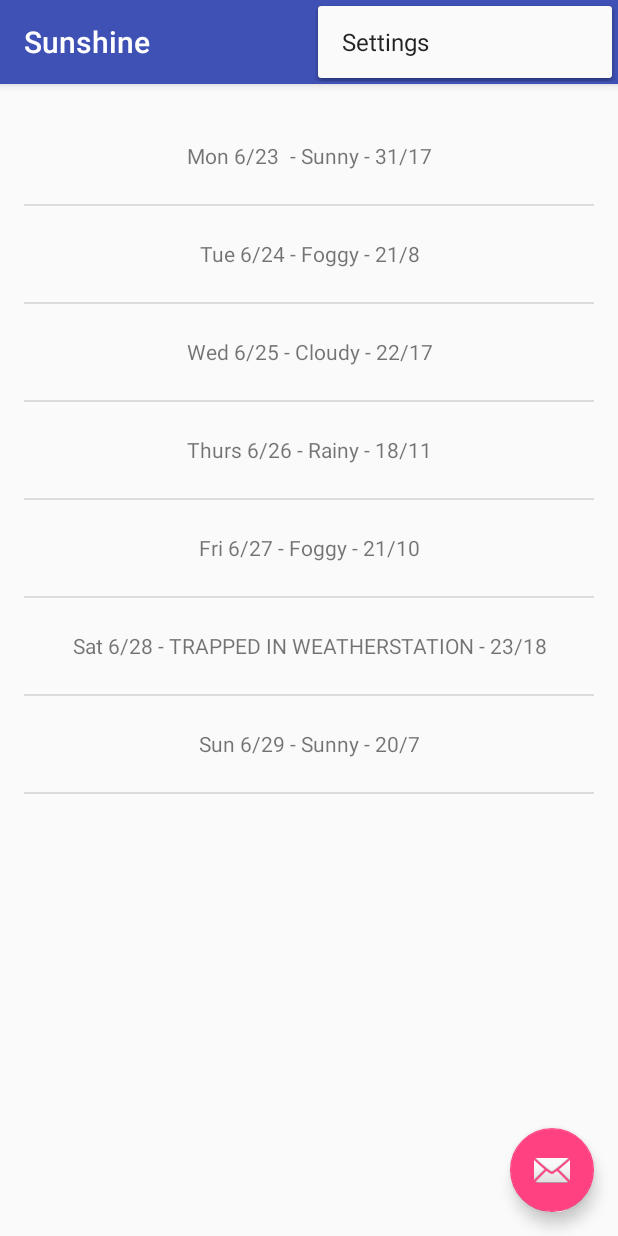
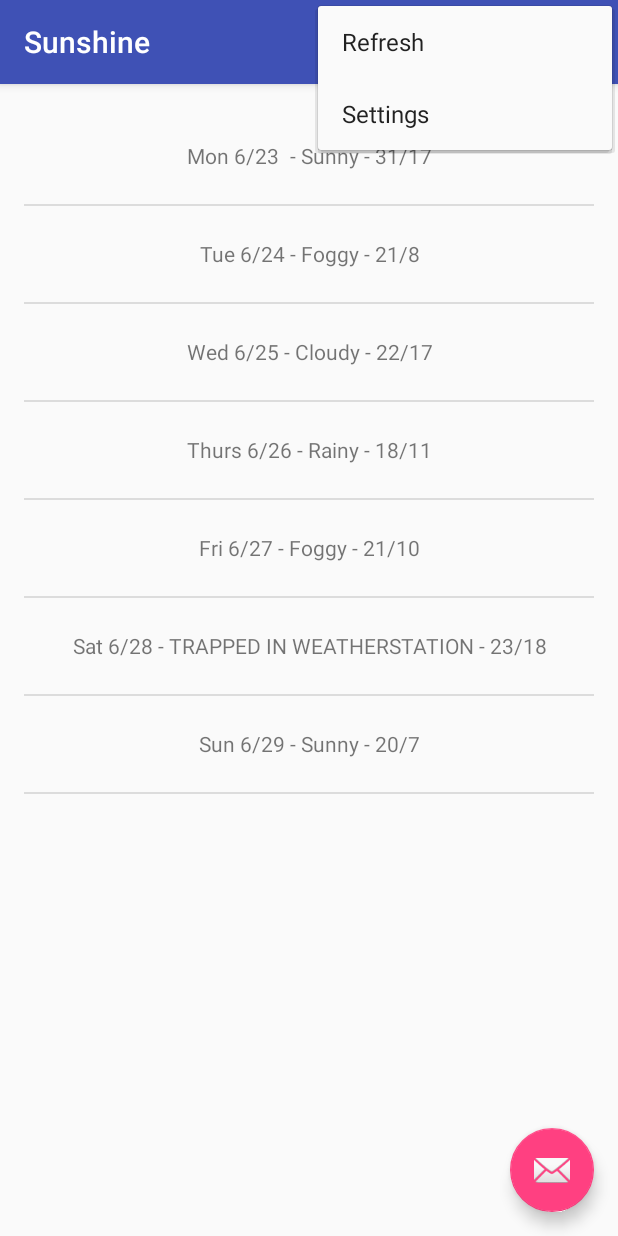
Before and after one commit to jeanbr07/udacity_projectSunshine, an Android app: the screen it shows after launch (MainActivity), with the options menu open, on a phone screen of 412 x 824 dp. Run offline under Robolectric (Android 15) with nearby library versions, the phone set to English and light mode, and no system bars.

```diff
--- a/app/src/main/AndroidManifest.xml
+++ b/app/src/main/AndroidManifest.xml
@@ -1,6 +1,8 @@
 <?xml version="1.0" encoding="utf-8"?>
 <manifest xmlns:android="http://schemas.android.com/apk/res/android"
     package="com.sunshine">
+
+    <uses-permission android:name="android.permission.INTERNET" />
 
     <application
         android:allowBackup="true"
--- a/app/src/main/java/com/sunshine/MainActivityFragment.java
+++ /dev/null
@@ -1,46 +0,0 @@
-package com.sunshine;
-
-import android.support.v4.app.Fragment;
-import android.os.Bundle;
-import android.view.LayoutInflater;
-import android.view.View;
-import android.view.ViewGroup;
-import android.widget.ArrayAdapter;
-import android.widget.ListView;
-
-import java.util.ArrayList;
-import java.util.Arrays;
-import java.util.List;
-
-/**
- * A placeholder fragment containing a simple view.
- */
-public class MainActivityFragment extends Fragment {
-
-    private ArrayAdapter mAdapter;
-    private ListView mListView;
-
-    public MainActivityFragment() {
-    }
-
-    @Override
-    public View onCreateView(LayoutInflater inflater, ViewGroup container,
-                             Bundle savedInstanceState) {
-        View rootView = inflater.inflate(R.layout.fragment_main, container, false);
-        mListView = (ListView) rootView.findViewById(R.id.listview_forecast);
-        String[] data = {
-                "Mon 6/23 - Sunny - 31/17",
-                "Tue 6/24 - Foggy - 21/8",
-                "Wed 6/25 - Cloudy - 22/17",
-                "Thurs 6/26 - Rainy - 18/11",
-                "Fri 6/27 - Foggy - 21/10",
-                "Sat 6/28 - TRAPPED IN WEATHERSTATION - 23/18",
-                "Sun 6/29 - Sunny - 20/7"
-        };
-        List<String> weekForecast = new ArrayList<>(Arrays.asList(data));
-
-        mAdapter = new ArrayAdapter(getActivity(), R.layout.list_item_forecast, R.id.list_item_forecast_textview, weekForecast);
-        mListView.setAdapter(mAdapter);
-        return rootView;
-    }
-}
--- a/app/src/main/res/layout/content_main.xml
+++ b/app/src/main/res/layout/content_main.xml
@@ -2,7 +2,7 @@
     xmlns:app="http://schemas.android.com/apk/res-auto"
     xmlns:tools="http://schemas.android.com/tools"
     android:id="@+id/fragment"
-    android:name="com.sunshine.MainActivityFragment"
+    android:name="com.sunshine.ForecastFragment"
     android:layout_width="match_parent"
     android:layout_height="match_parent"
     app:layout_behavior="@string/appbar_scrolling_view_behavior"
--- a/app/src/main/res/layout/fragment_main.xml
+++ b/app/src/main/res/layout/fragment_main.xml
@@ -8,7 +8,7 @@
     android:paddingLeft="@dimen/activity_horizontal_margin"
     android:paddingRight="@dimen/activity_horizontal_margin"
     android:paddingTop="@dimen/activity_vertical_margin"
-    tools:context="com.sunshine.MainActivityFragment"
+    tools:context="com.sunshine.ForecastFragment"
     tools:showIn="@layout/activity_main">
 
     <ListView
--- a/app/src/main/res/layout/fragment_main_old.xml
+++ b/app/src/main/res/layout/fragment_main_old.xml
@@ -9,7 +9,7 @@
     android:paddingLeft="@dimen/activity_horizontal_margin"
     android:paddingRight="@dimen/activity_horizontal_margin"
     android:paddingTop="@dimen/activity_vertical_margin"
-    tools:context="com.sunshine.MainActivityFragment"
+    tools:context="com.sunshine.ForecastFragment"
     tools:showIn="@layout/activity_main">
 
     <TextView
--- /dev/null
+++ b/app/src/main/res/menu/forecastfragment.xml
@@ -0,0 +1,10 @@
+<?xml version="1.0" encoding="utf-8"?>
+<menu xmlns:tools="http://schemas.android.com/tools"
+    xmlns:android="http://schemas.android.com/apk/res/android">
+
+    <item
+        android:id="@+id/menu_refresh"
+        android:showAsAction="never"
+        android:title="@string/action_refresh"
+        tools:ignore="AppCompatResource" />
+</menu>
--- a/app/src/main/res/values/strings.xml
+++ b/app/src/main/res/values/strings.xml
@@ -1,4 +1,5 @@
 <resources>
     <string name="app_name">Sunshine</string>
     <string name="action_settings">Settings</string>
+    <string name="action_refresh">Refresh</string>
 </resources>
```
Also changed, not shown: app/src/main/java/com/sunshine/ForecastFragment.java (added, +239 -0 lines).
